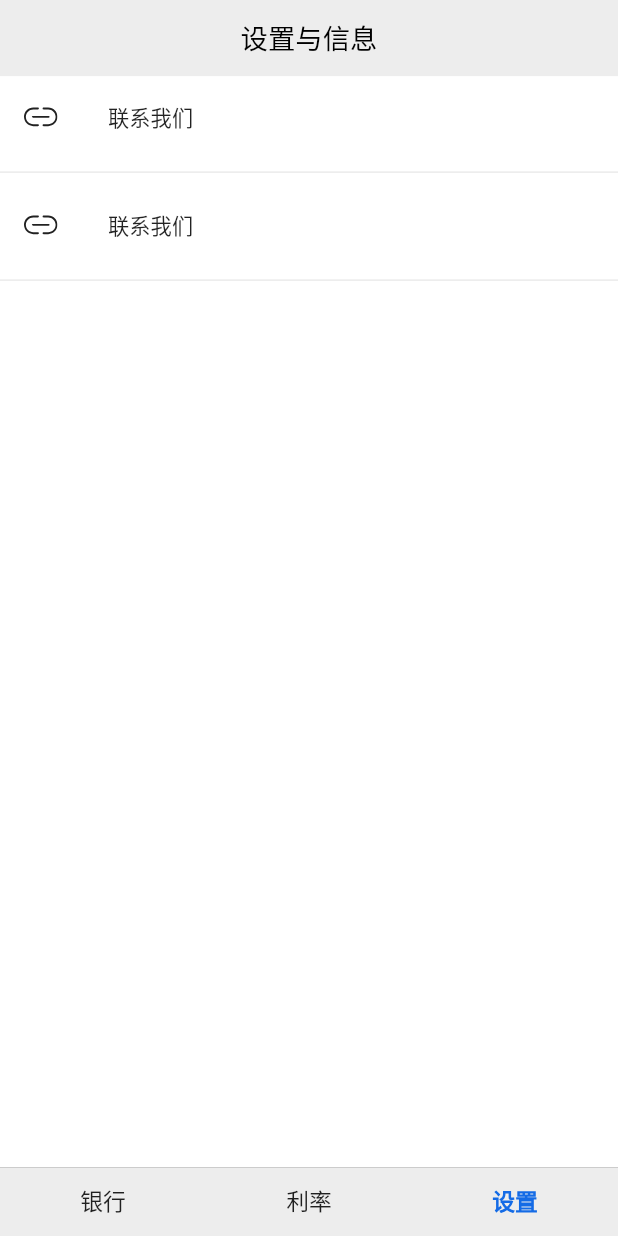
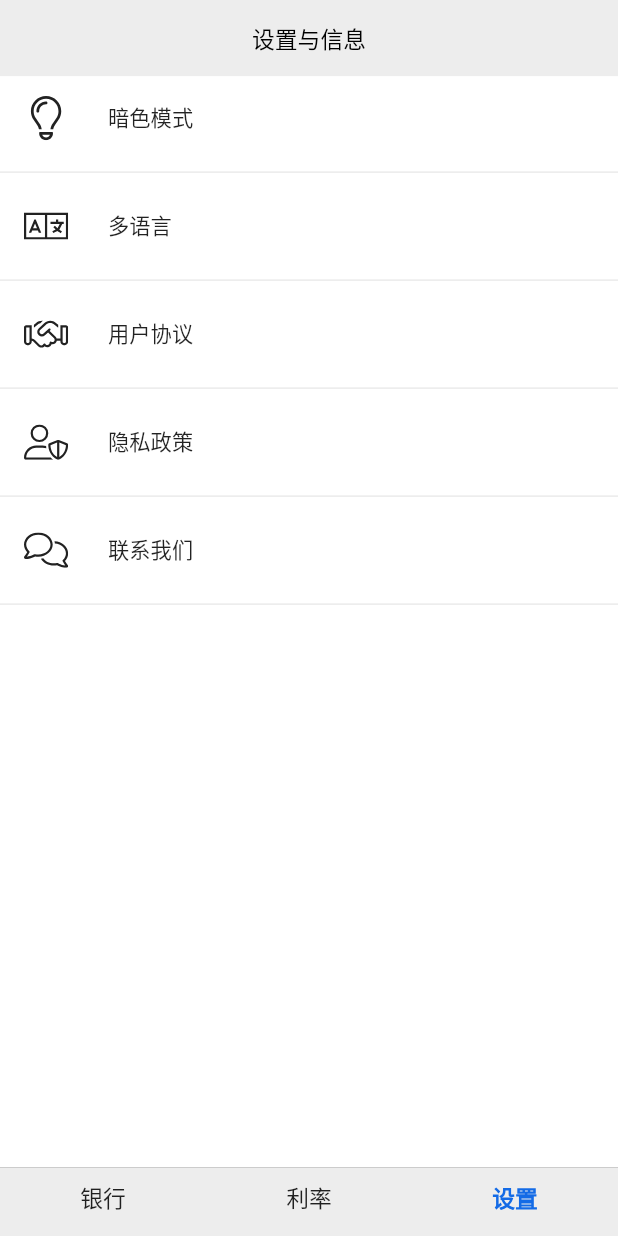
Before and after one commit to TownSolomon/bank, a Flutter app: the screen it shows after launch, item 3 of the bottom bar chosen, on a phone screen of 412 x 824 dp. Run offline on Flutter 3.47's test engine with Material 2 defaults, Android fonts, the phone set to English and light mode, and no system bars; our stand-ins replace cached_network_image, dio, dropdown_button2, flutter_cache_manager, flutter_easyloading, flutter_screenutil and 4 more; missing offline and left inert: dio_cache_interceptor.

Commit message:
优化文字样式

```diff
--- a/lib/src/pages/setting/setting_view.dart
+++ b/lib/src/pages/setting/setting_view.dart
@@ -12,13 +12,28 @@ class SettingPage extends StatelessWidget {
   Widget build(BuildContext context) {
     final options = <Option>[
       Option(
-        label: "联系我们",
-        svg: "assets/svg/link-simple_line.svg",
+        label: "暗色模式",
+        svg: "assets/svg/lightbulb_line.svg",
+        // onTap: AppNavigator.startSettingAccount,
+      ),
+      Option(
+        label: "多语言",
+        svg: "assets/svg/language_line.svg",
+        // onTap: AppNavigator.startSettingAccount,
+      ),
+      Option(
+        label: "用户协议",
+        svg: "assets/svg/handshake_line.svg",
+        // onTap: AppNavigator.startSettingAccount,
+      ),
+      Option(
+        label: "隐私政策",
+        svg: "assets/svg/user-shield_line.svg",
         // onTap: AppNavigator.startSettingAccount,
       ),
       Option(
         label: "联系我们",
-        svg: "assets/svg/link-simple_line.svg",
+        svg: "assets/svg/comments_line.svg",
         // onTap: AppNavigator.startSettingAccount,
       ),
     ];
@@ -34,12 +49,14 @@ class SettingPage extends StatelessWidget {
               (context, int index) {
                 Option option = options.elementAt(index);
                 return Column(
+                  mainAxisAlignment: MainAxisAlignment.center,
+                  crossAxisAlignment: CrossAxisAlignment.center,
                   children: [
                     ListTile(
                       leading: SvgIcon(
                         assetName: option.svg!,
-                        width: 22.r,
-                        height: 22.r,
+                        width: 29.r,
+                        height: 29.r,
                       ),
                       title: Text(
                         option.label,
--- a/lib/src/translations/languages/zh_cn.dart
+++ b/lib/src/translations/languages/zh_cn.dart
@@ -5,4 +5,11 @@ const Map<String, String> zhCN = {
   "currentRegular": "定活两便",
   "agreement": "协定存款",
   "notion": "通知存款",
+  "other": "其他",
+  "threeMonths": "三个月",
+  "sixMonths": "六个月",
+  "oneYears": "一年",
+  "twoYears": "两年",
+  "threeYears": "三年",
+  "fiveYears": "五年",
 };
--- a/lib/src/utils/theme.dart
+++ b/lib/src/utils/theme.dart
@@ -16,11 +16,11 @@ class ThemeUtils {
 
   static TextStyle appBarTitleTextStyle() => Get.isDarkMode
       ? TextStyle(
-          fontSize: 18.r,
+          fontSize: 15.sp,
           color: const Color(0xFFFFFFFF),
         )
       : TextStyle(
-          fontSize: 18.r,
+          fontSize: 15.sp,
           color: const Color(0xFF000000),
         );
 
--- a/lib/src/widgets/bottombar.dart
+++ b/lib/src/widgets/bottombar.dart
@@ -54,11 +54,11 @@ class _BottomBarState extends State<BottomBar> {
             alignment: Alignment.center,
             children: [
               Positioned(
-                top: 10.h,
+                top: 8.h,
                 child: Text(
                   item.label,
                   style: TextStyle(
-                    fontSize: 15.r,
+                    fontSize: 15.sp,
                     fontWeight:
                         i == widget.index ? FontWeight.bold : FontWeight.normal,
                     color: i == widget.index ? ThemeUtils.themeColor() : null,
```
Also changed, not shown: lib/src/pages/bank/bank_logic.dart (+7 -2 lines), lib/src/pages/interestrate/interestrate_logic.dart (+22 -4 lines), lib/src/pages/interestrate/interestrate_view.dart (+36 -16 lines), lib/src/widgets/bank.dart (+15 -6 lines), assets/svg/comments_line.svg (added), assets/svg/handshake_line.svg (added), assets/svg/language_line.svg (added), assets/svg/lightbulb_line.svg (added), assets/svg/user-shield_line.svg (added).
